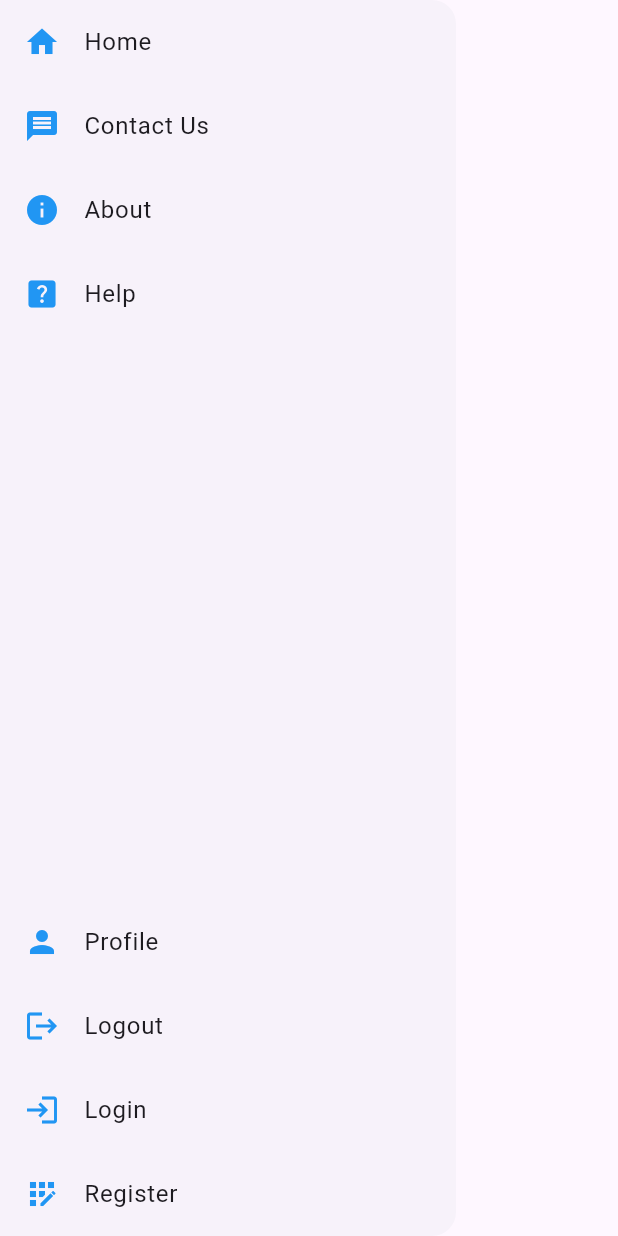
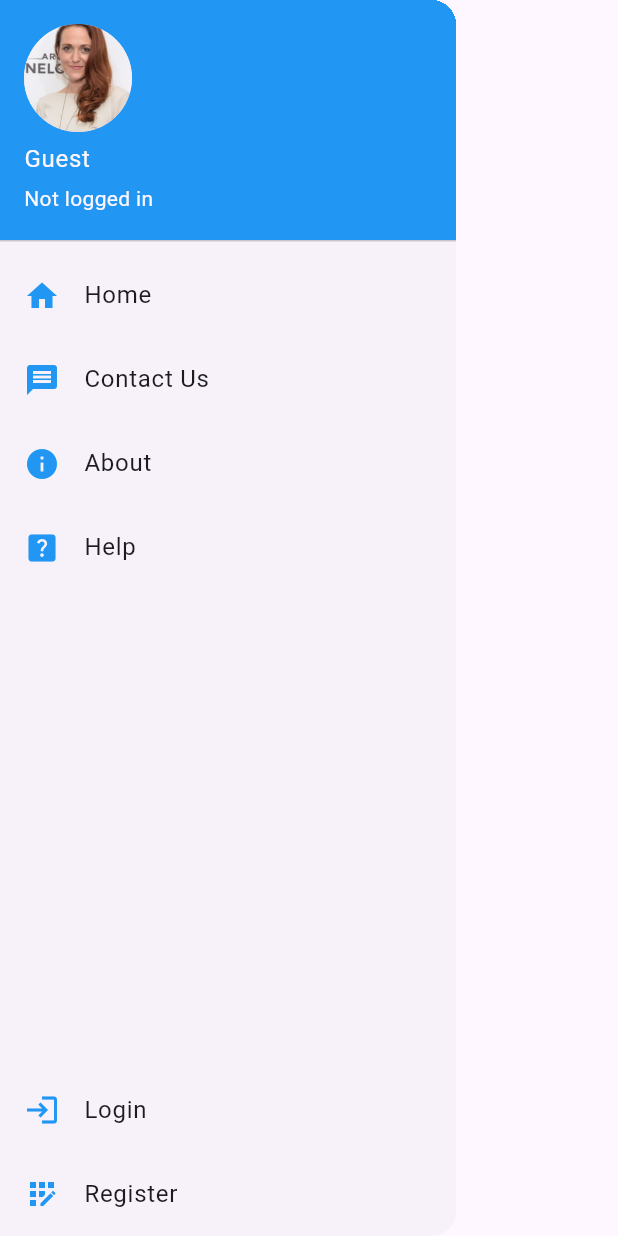
Before and after one commit to paulmagadi/Ecommerce_Fullstack_Django_Flutter, a Flutter app: what drawer() shows on an empty page, opened directly, on a phone screen of 412 x 824 dp. Run offline on Flutter 3.47's test engine with Material 3 defaults, Android fonts, the phone set to English and light mode, and no system bars; our stand-ins replace carousel_slider, font_awesome_flutter, shared_preferences; accounts and stored records are empty.

Commit message:
modified:   Mobile/bellamore/lib/components/drawer.dart

```diff
--- a/Mobile/bellamore/lib/components/drawer.dart
+++ b/Mobile/bellamore/lib/components/drawer.dart
@@ -1,28 +1,28 @@
 import 'package:flutter/material.dart';
-// import 'package:provider/provider.dart';
-// import '../providers/auth_provider.dart';
+import 'package:provider/provider.dart';
+import '../providers/auth_provider.dart';
 
 Drawer drawer(BuildContext context) {
-  // final authProvider = Provider.of<AuthProvider>(context);
+  final authProvider = Provider.of<AuthProvider>(context);
 
   return Drawer(
     elevation: 0,
     child: Column(
       children: [
-        // UserAccountsDrawerHeader(
-          // decoration: const BoxDecoration(
-            // color: Colors.blue,
-          // ),
-          // currentAccountPicture: const CircleAvatar(
-            // backgroundImage: AssetImage('assets/images/cassidy.jpg'),
-          // ),
-          // accountName: authProvider.isAuthenticated
-              // ? Text(authProvider.user.email)
-              // : const Text('Guest'),
-          // accountEmail: authProvider.isAuthenticated
-              // ? Text(authProvider.user.email)
-              // : const Text('Not logged in'),
-        // ),
+        UserAccountsDrawerHeader(
+          decoration: const BoxDecoration(
+            color: Colors.blue,
+          ),
+          currentAccountPicture: const CircleAvatar(
+            backgroundImage: AssetImage('assets/images/cassidy.jpg'),
+          ),
+          accountName: authProvider.isAuthenticated
+              ? Text(authProvider.user.email)
+              : const Text('Guest'),
+          accountEmail: authProvider.isAuthenticated
+              ? Text(authProvider.user.email)
+              : const Text('Not logged in'),
+        ),
         ListTile(
           title: const Text('Home'),
           leading: const Icon(
@@ -64,7 +64,7 @@ Drawer drawer(BuildContext context) {
           },
         ),
         const Spacer(),
-        // if (authProvider.isAuthenticated) ...[
+        if (authProvider.isAuthenticated) ...[
           ListTile(
             title: const Text('Profile'),
             leading: const Icon(
@@ -82,11 +82,11 @@ Drawer drawer(BuildContext context) {
               color: Colors.blue,
             ),
             onTap: () {
-              // authProvider.logout();
+              authProvider.logout();
               Navigator.pushReplacementNamed(context, '/');
             },
           ),
-        // ] else ...[
+        ] else ...[
           ListTile(
             title: const Text('Login'),
             leading: const Icon(
@@ -108,7 +108,7 @@ Drawer drawer(BuildContext context) {
             },
           ),
         ],
-      // ],
+      ],
     ),
   );
 }
```
